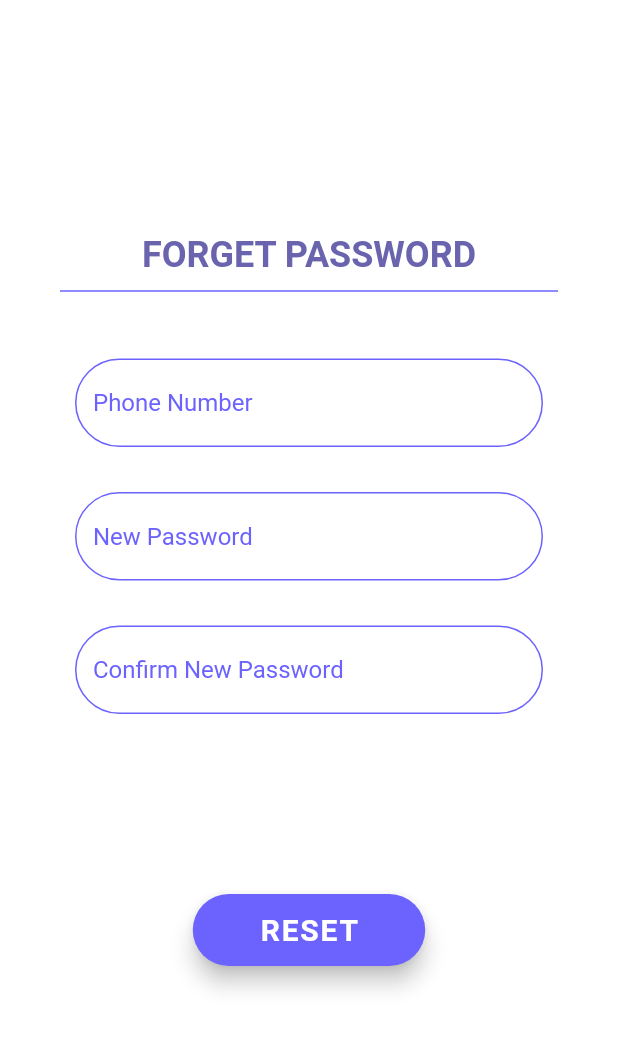
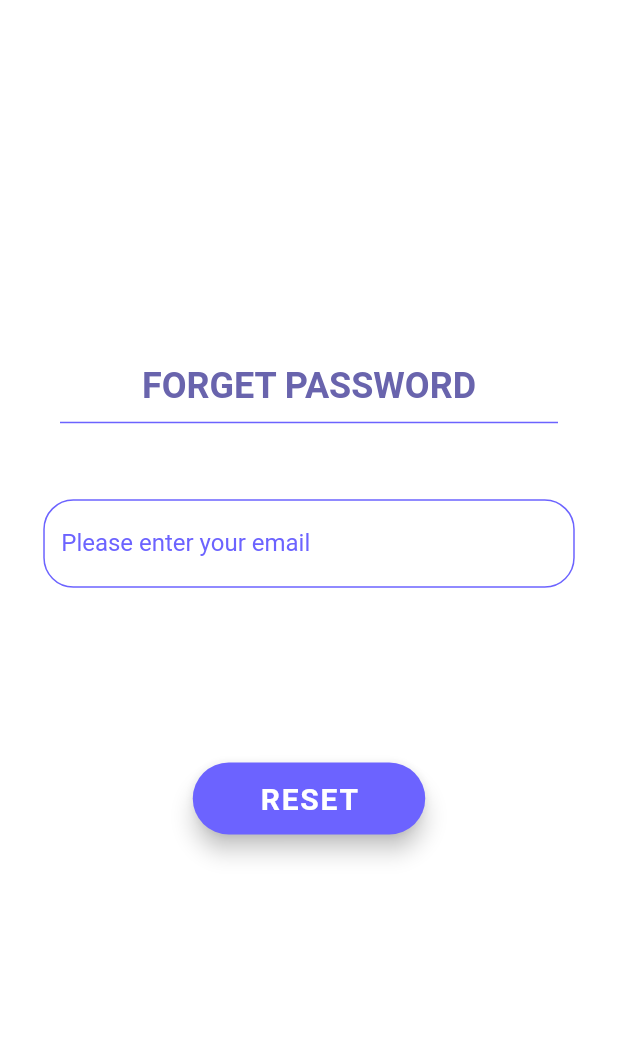
Before and after one commit to gracecheah000/SeniorCare, a Flutter app: the ForgetPassword screen opened directly, on a phone screen of 412 x 824 dp, the part 63-1115 px from its top. Run offline on Flutter 3.47's test engine with Material 2 defaults, Android fonts, the phone set to English and light mode, and no system bars; our stand-ins replace carousel_slider, cloud_firestore, firebase_auth, firebase_core, firebase_messaging, fl_chart and 13 more; missing offline and left inert: flutter_config, flutter_phone_direct_caller, health, shared_preferences_android, workmanager; accounts and stored records are empty; Roboto replaces fonts that are missing (Montserrat).

Commit message:
implement reset password

```diff
--- a/seniorcare/lib/authentication/forget_password.dart
+++ b/seniorcare/lib/authentication/forget_password.dart
@@ -1,6 +1,9 @@
-// ignore_for_file: prefer_const_literals_to_create_immutables
+// ignore_for_file: prefer_const_literals_to_create_immutables, use_build_context_synchronously
 
+import 'package:firebase_messaging/firebase_messaging.dart';
 import 'package:flutter/material.dart';
+import 'package:seniorcare/services/authentication.dart';
+import 'package:seniorcare/widgets/custom_text_field.dart';
 import '../widgets/appbar.dart';
 
 class ForgetPassword extends StatefulWidget {
@@ -12,8 +15,12 @@
 
 //todo: create TextEditingController and get values, check and send to backend
 class _ForgetPasswordState extends State<ForgetPassword> {
+  final email = TextEditingController();
+
   @override
   Widget build(BuildContext context) {
+    var size = MediaQuery.of(context).size;
+
     return Scaffold(
         backgroundColor: Colors.white,
         appBar: const SeniorCareAppBar(start: false),
@@ -24,118 +31,57 @@
                     crossAxisAlignment: CrossAxisAlignment.center,
                     children: <Widget>[
               Column(children: <Widget>[
-            const Text(
-              'FORGET PASSWORD',
+                const Text('FORGET PASSWORD',
                     style: TextStyle(
                         color: Color.fromRGBO(105, 100, 173, 1),
                         fontFamily: 'Montserrat',
                         fontWeight: FontWeight.bold,
-                  fontSize: 24),
-            ),
+                        fontSize: 24)),
                 const Divider(
                     height: 20,
                     thickness: 1,
                     indent: 40,
                     endIndent: 40,
-              color: Color.fromRGBO(108, 99, 255, 1),
-            )
+                    color: Color.fromRGBO(108, 99, 255, 1))
               ]),
-          const Padding(padding: EdgeInsets.fromLTRB(0, 20, 0, 0)),
-          Column(
-            children: <Widget>[
               Padding(
-                  padding:
-                      const EdgeInsets.symmetric(horizontal: 50, vertical: 15),
-                  child: TextField(
-                      decoration: InputDecoration(
-                          enabledBorder: OutlineInputBorder(
-                              borderRadius: BorderRadius.circular(30.0),
-                              borderSide: const BorderSide(
-                                  width: 1,
-                                  color: Color.fromRGBO(108, 99, 255, 1))),
-                          focusedBorder: OutlineInputBorder(
-                              borderRadius: BorderRadius.circular(30.0),
-                              borderSide: const BorderSide(
-                                  width: 2,
-                                  color: Color.fromRGBO(105, 100, 173, 1))),
-                          errorBorder: OutlineInputBorder(
-                              borderRadius: BorderRadius.circular(30.0),
-                              borderSide: const BorderSide(
-                                  width: 1,
-                                  color: Color.fromARGB(255, 255, 104, 99))),
-                          hintText: 'Phone Number',
-                          hintStyle: const TextStyle(
-                              color: Color.fromRGBO(108, 99, 255, 1))),
-                      style: const TextStyle(
-                          color: Color.fromRGBO(105, 100, 173, 1)))),
+                  padding: EdgeInsets.fromLTRB(0, size.height * 0.03, 0, 0)),
               Padding(
-                  padding:
-                      const EdgeInsets.symmetric(horizontal: 50, vertical: 15),
-                  child: TextField(
-                      decoration: InputDecoration(
-                          enabledBorder: OutlineInputBorder(
-                              borderRadius: BorderRadius.circular(30.0),
-                              borderSide: const BorderSide(
-                                  width: 1,
-                                  color: Color.fromRGBO(108, 99, 255, 1))),
-                          focusedBorder: OutlineInputBorder(
-                              borderRadius: BorderRadius.circular(30.0),
-                              borderSide: const BorderSide(
-                                  width: 2,
-                                  color: Color.fromRGBO(105, 100, 173, 1))),
-                          errorBorder: OutlineInputBorder(
-                              borderRadius: BorderRadius.circular(30.0),
-                              borderSide: const BorderSide(
-                                  width: 1,
-                                  color: Color.fromARGB(255, 255, 104, 99))),
-                          hintText: 'New Password',
-                          hintStyle: const TextStyle(
-                              color: Color.fromRGBO(108, 99, 255, 1))),
-                      style: const TextStyle(
-                          color: Color.fromRGBO(105, 100, 173, 1)))),
-              Padding(
-                  padding:
-                      const EdgeInsets.symmetric(horizontal: 50, vertical: 15),
-                  child: TextField(
-                      decoration: InputDecoration(
-                          enabledBorder: OutlineInputBorder(
-                              borderRadius: BorderRadius.circular(30.0),
-                              borderSide: const BorderSide(
-                                  width: 1,
-                                  color: Color.fromRGBO(108, 99, 255, 1))),
-                          focusedBorder: OutlineInputBorder(
-                              borderRadius: BorderRadius.circular(30.0),
-                              borderSide: const BorderSide(
-                                  width: 2,
-                                  color: Color.fromRGBO(105, 100, 173, 1))),
-                          errorBorder: OutlineInputBorder(
-                              borderRadius: BorderRadius.circular(30.0),
-                              borderSide: const BorderSide(
-                                  width: 1,
-                                  color: Color.fromARGB(255, 255, 104, 99))),
-                          hintText: 'Confirm New Password',
-                          hintStyle: const TextStyle(
-                              color: Color.fromRGBO(108, 99, 255, 1))),
-                      style: const TextStyle(
-                          color: Color.fromRGBO(105, 100, 173, 1)))),
-              const Padding(padding: EdgeInsets.fromLTRB(0, 5, 0, 0)),
-            ],
-          ),
+                  padding: EdgeInsets.symmetric(
+                      horizontal: size.width * 0.07,
+                      vertical: size.height * 0.02),
+                  child: customTextField(
+                      controller: email, hint: 'Please enter your email')),
               const Padding(padding: EdgeInsets.fromLTRB(0, 100, 0, 0)),
               FloatingActionButton.extended(
                   heroTag: "ResetPassword",
-            onPressed: () {},
-            label: const Text(
-              '    RESET    ',
+                  onPressed: () async {
+                    if (email.text.isEmpty) {
+                      ScaffoldMessenger.of(context).showSnackBar(
+                          const SnackBar(content: Text('Your email is empty')));
+                    } else {
+                      final status =
+                          await Authentication.resetPassword(email: email.text);
+                      if (status == AuthorizationStatus.authorized) {
+                        ScaffoldMessenger.of(context).showSnackBar(
+                            const SnackBar(
+                                content: Text(
+                                    'Reset link has been sent to your email!')));
+                        Navigator.pop(context);
+                      } else {
+                        ScaffoldMessenger.of(context).showSnackBar(
+                            const SnackBar(
+                                content: Text(
+                                    'Something went wrong! Please try again.')));
+                      }
+                    }
+                  },
+                  label: const Text('    RESET    ',
                       style: TextStyle(
                           fontSize: 20,
                           fontWeight: FontWeight.bold,
-                  fontFamily: 'Montserrat'),
-            ),
-            backgroundColor: const Color.fromRGBO(108, 99, 255, 1),
-          )
-        ],
-      ))),
-    );
+                          fontFamily: 'Montserrat')),
+                  backgroundColor: const Color.fromRGBO(108, 99, 255, 1))
+            ]))));
   }
 }
--- a/seniorcare/lib/services/authentication.dart
+++ b/seniorcare/lib/services/authentication.dart
@@ -2,6 +2,7 @@
 
 import 'package:cloud_firestore/cloud_firestore.dart';
 import 'package:firebase_auth/firebase_auth.dart';
+import 'package:firebase_messaging/firebase_messaging.dart';
 import 'package:flutter/material.dart';
 import 'package:google_sign_in/google_sign_in.dart';
 import 'package:seniorcare/caregiver/home_caregiver.dart';
@@ -182,4 +183,17 @@
         .collection("user")
         .add({'email': user.email!.toLowerCase()});
   }
+
+  static Future<AuthorizationStatus> resetPassword(
+      {required String email}) async {
+    FirebaseAuth auth = FirebaseAuth.instance;
+    AuthorizationStatus status = AuthorizationStatus.notDetermined;
+
+    await auth
+        .sendPasswordResetEmail(email: email)
+        .then((value) => status = AuthorizationStatus.authorized)
+        .catchError((error) => status = AuthorizationStatus.denied);
+
+    return status;
+  }
 }
```
Also changed, not shown: seniorcare/lib/authentication/change_password.dart (deleted, +0 -151 lines), 1 other file. Lines whose indentation alone changed are shown as unchanged.
